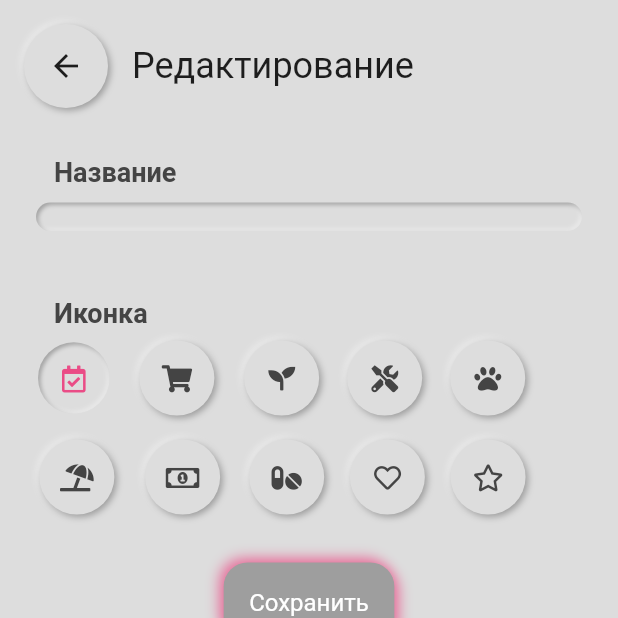
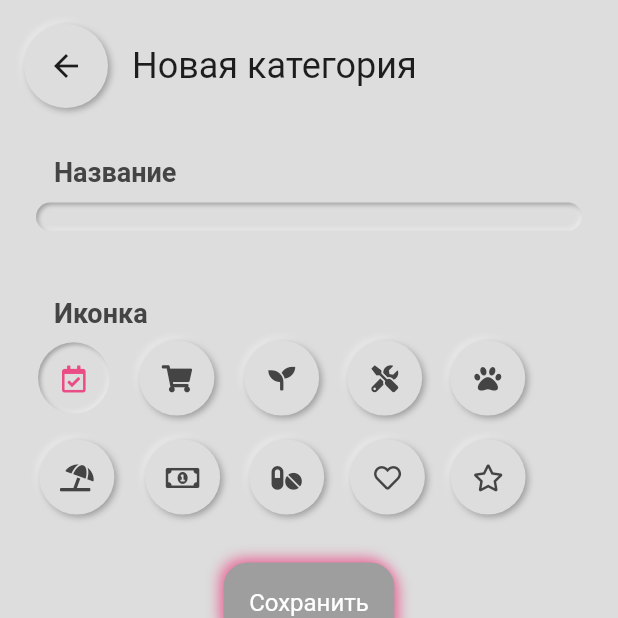
Before and after one commit to Overman775/Neo-Todo, a Flutter app: the screen it shows after launch, after a tap on an icon or button, on a phone screen of 412 x 824 dp, the top half of it. Run offline on Flutter 3.47's test engine with Material 2 defaults, Android fonts, the phone set to English and light mode, and no system bars; drawn by our look-alikes of flutter_neumorphic; our stand-ins replace expandable, flare_flutter, font_awesome_flutter, sqflite; missing offline and left inert: pedantic; accounts and stored records are empty.

Commit message:
Fix texts

```diff
--- a/lib/pages/add_category.dart
+++ b/lib/pages/add_category.dart
@@ -91,8 +91,8 @@ class _AddCategoryState extends State<AddCategory> {
         resizeToAvoidBottomPadding: false,
         appBar: NeumorphicAppBar(
           title: _argsHaveCategory
-              ? Text('Новая категория')
-              : Text('Редактирование'),
+              ? Text('Редактирование')
+              : Text('Новая категория'),
         ),
         body: Padding(
             padding: EdgeInsets.fromLTRB(Style.mainPadding, Style.halfPadding,
```
